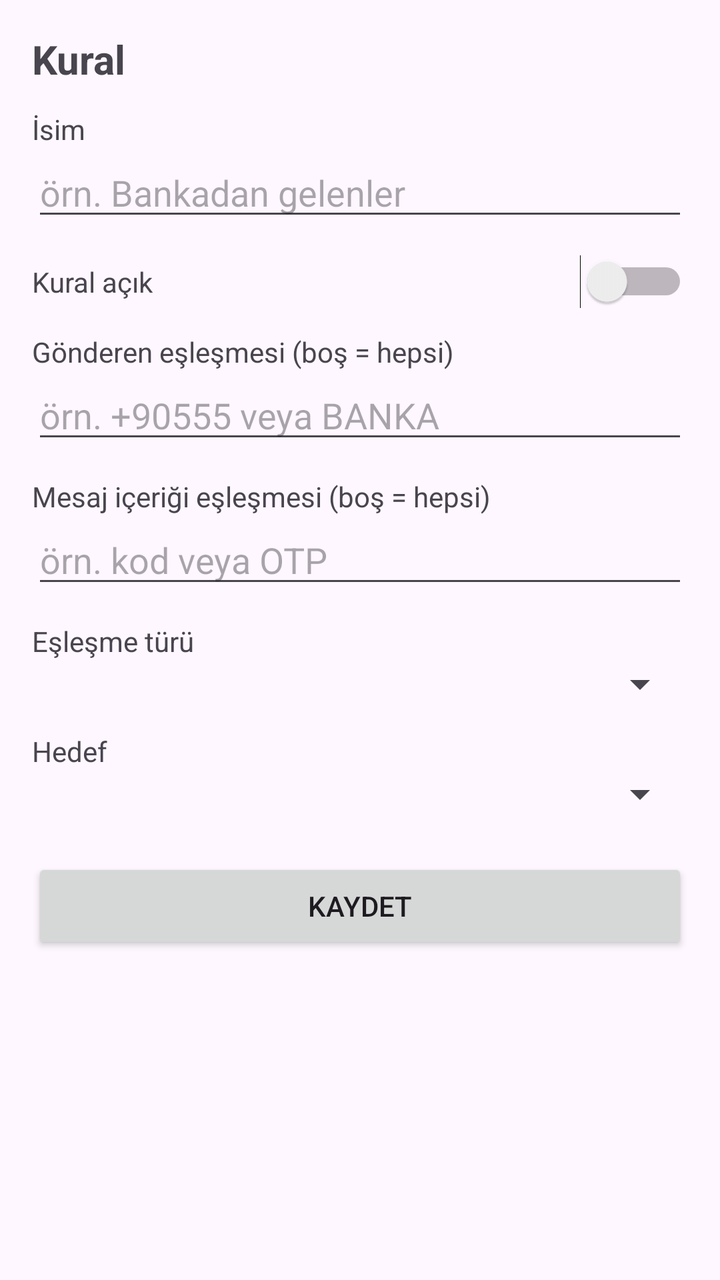
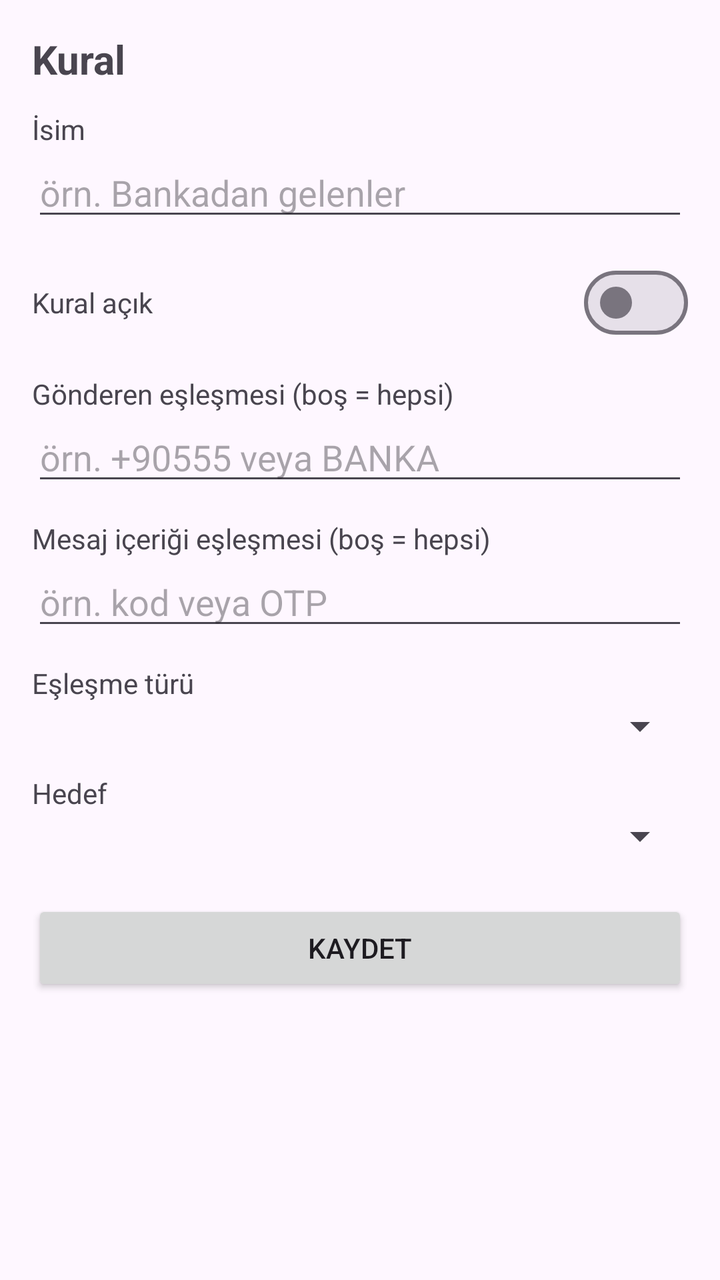

An Android layout rendered at two revisions. The XML below is the earlier revision; the diff shows what the commit changed to produce the second picture.
<!-- AndroidManifest.xml: application theme Theme.Material3.DayNight -->
<!-- res/layout/activity_rule_edit.xml -->
<?xml version="1.0" encoding="utf-8"?>
<ScrollView xmlns:android="http://schemas.android.com/apk/res/android"
    android:layout_width="match_parent"
    android:layout_height="match_parent">

    <LinearLayout
        android:layout_width="match_parent"
        android:layout_height="wrap_content"
        android:orientation="vertical"
        android:padding="16dp">

        <TextView
            android:layout_width="wrap_content"
            android:layout_height="wrap_content"
            android:text="Kural"
            android:textSize="20sp"
            android:textStyle="bold"/>

        <TextView android:layout_width="wrap_content" android:layout_height="wrap_content"
            android:layout_marginTop="12dp" android:text="İsim"/>
        <EditText android:id="@+id/name" android:layout_width="match_parent"
            android:layout_height="wrap_content" android:hint="örn. Bankadan gelenler"/>

        <LinearLayout
            android:layout_width="match_parent"
            android:layout_height="wrap_content"
            android:orientation="horizontal"
            android:gravity="center_vertical"
            android:layout_marginTop="12dp">
            <TextView android:layout_width="0dp" android:layout_height="wrap_content"
                android:layout_weight="1" android:text="Kural açık"/>
            <Switch android:id="@+id/enabled" android:layout_width="wrap_content"
                android:layout_height="wrap_content"/>
        </LinearLayout>

        <TextView android:layout_width="wrap_content" android:layout_height="wrap_content"
            android:layout_marginTop="12dp" android:text="Gönderen eşleşmesi (boş = hepsi)"/>
        <EditText android:id="@+id/sender" android:layout_width="match_parent"
            android:layout_height="wrap_content" android:hint="örn. +90555 veya BANKA"/>

        <TextView android:layout_width="wrap_content" android:layout_height="wrap_content"
            android:layout_marginTop="12dp" android:text="Mesaj içeriği eşleşmesi (boş = hepsi)"/>
        <EditText android:id="@+id/body" android:layout_width="match_parent"
            android:layout_height="wrap_content" android:hint="örn. kod veya OTP"/>

        <TextView android:layout_width="wrap_content" android:layout_height="wrap_content"
            android:layout_marginTop="12dp" android:text="Eşleşme türü"/>
        <Spinner android:id="@+id/modeSpinner" android:layout_width="match_parent"
            android:layout_height="wrap_content"/>

        <TextView android:layout_width="wrap_content" android:layout_height="wrap_content"
            android:layout_marginTop="12dp" android:text="Hedef"/>
        <Spinner android:id="@+id/targetSpinner" android:layout_width="match_parent"
            android:layout_height="wrap_content"/>

        <Button android:id="@+id/save" android:layout_width="match_parent"
            android:layout_height="wrap_content" android:layout_marginTop="20dp"
            android:text="Kaydet"/>
    </LinearLayout>
</ScrollView>
<!-- resources referenced by this layout -->
<resources>

</resources>

<!-- the commit's change to res/layout/activity_rule_edit.xml (unified diff, before → after) -->
@@ -29,7 +29,7 @@
             android:layout_marginTop="12dp">
             <TextView android:layout_width="0dp" android:layout_height="wrap_content"
                 android:layout_weight="1" android:text="Kural açık"/>
-            <Switch android:id="@+id/enabled" android:layout_width="wrap_content"
+            <com.google.android.material.materialswitch.MaterialSwitch android:id="@+id/enabled" android:layout_width="wrap_content"
                 android:layout_height="wrap_content"/>
         </LinearLayout>
 
<!-- resource entries referenced after the edit -->
@@ -1,5 +1,9 @@
 <!-- resources referenced by this layout -->
 <resources>
-
+  <style name="Theme.SmsYonlendirici" parent="Theme.Material3.DayNight">
+          <item name="colorPrimary">@color/brand</item>
+          <item name="colorOnPrimary">#FFFFFF</item>
+      </style>
+  <color name="brand">#0B5CAD</color>
 </resources>
 
